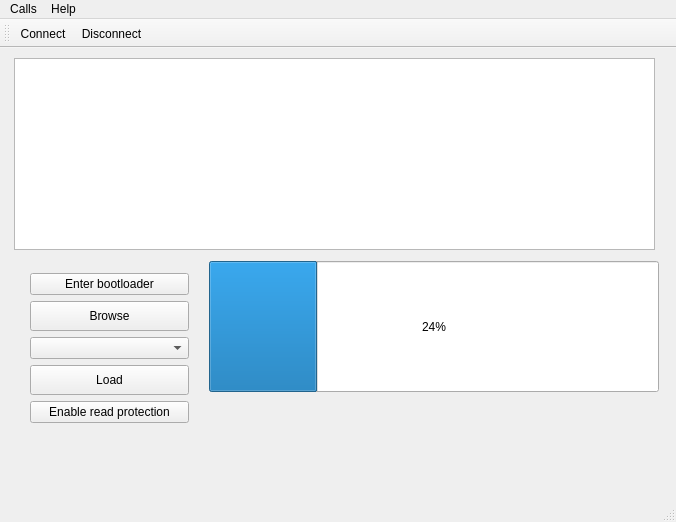
The window that mainwindow.ui (IMProject/IMFlasher) describes before a commit, drawn with Qt 5.
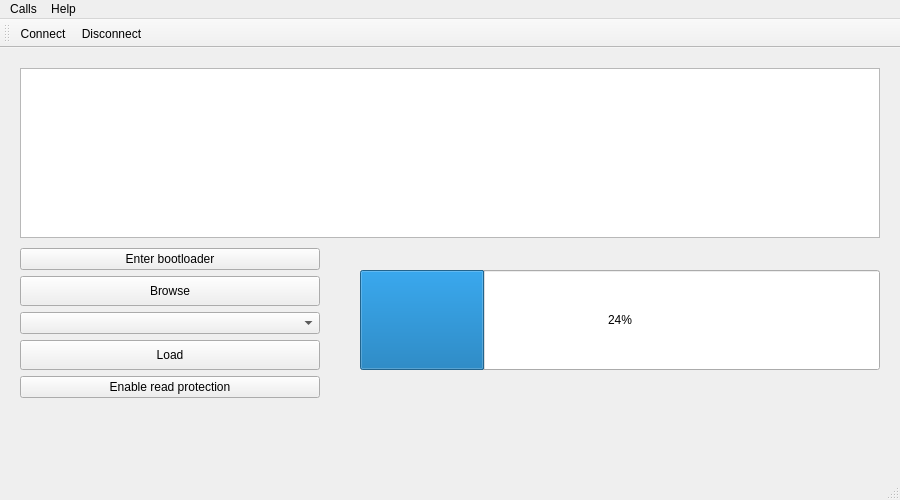
The same window after the commit. Icons and pictures are not drawn.

Commit message:
Create responsive UI
- create responsive UI
- mainwindow.ui is updated

Diff of the .ui file:
```diff
--- a/mainwindow.ui
+++ b/mainwindow.ui
@@ -6,33 +6,56 @@
    <rect>
     <x>0</x>
     <y>0</y>
-    <width>676</width>
-    <height>522</height>
+    <width>900</width>
+    <height>500</height>
    </rect>
   </property>
   <property name="windowTitle">
    <string>IMFlasher</string>
   </property>
   <widget class="QWidget" name="centralWidget">
-   <widget class="QTextBrowser" name="textBrowser">
-    <property name="geometry">
-     <rect>
-      <x>14</x>
-      <y>10</y>
-      <width>641</width>
-      <height>192</height>
-     </rect>
-    </property>
-   </widget>
+   <property name="minimumSize">
+    <size>
+     <width>900</width>
+     <height>400</height>
+    </size>
+   </property>
+   <layout class="QGridLayout" name="gridLayout" rowstretch="4,0,0">
+    <property name="leftMargin">
+     <number>20</number>
+    </property>
+    <property name="topMargin">
+     <number>20</number>
+    </property>
+    <property name="rightMargin">
+     <number>20</number>
+    </property>
+    <property name="bottomMargin">
+     <number>20</number>
+    </property>
+    <property name="horizontalSpacing">
+     <number>20</number>
+    </property>
+    <property name="verticalSpacing">
+     <number>10</number>
+    </property>
+    <item row="2" column="2">
+     <layout class="QVBoxLayout" name="verticalLayout2" stretch="1,2,4">
+      <item>
+       <spacer name="verticalSpacer2">
+        <property name="orientation">
+         <enum>Qt::Vertical</enum>
+        </property>
+        <property name="sizeHint" stdset="0">
+         <size>
+          <width>20</width>
+          <height>40</height>
+         </size>
+        </property>
+       </spacer>
+      </item>
+      <item>
    <widget class="QProgressBar" name="progressBar">
-    <property name="geometry">
-     <rect>
-      <x>209</x>
-      <y>213</y>
-      <width>450</width>
-      <height>131</height>
-     </rect>
-    </property>
     <property name="sizePolicy">
      <sizepolicy hsizetype="MinimumExpanding" vsizetype="Expanding">
       <horstretch>0</horstretch>
@@ -41,26 +64,52 @@
     </property>
     <property name="minimumSize">
      <size>
-      <width>450</width>
+          <width>500</width>
       <height>100</height>
      </size>
     </property>
+        <property name="layoutDirection">
+         <enum>Qt::LeftToRight</enum>
+        </property>
     <property name="value">
      <number>24</number>
     </property>
-   </widget>
-   <widget class="QWidget" name="layoutWidget">
-    <property name="geometry">
-     <rect>
-      <x>19</x>
-      <y>214</y>
-      <width>181</width>
-      <height>211</height>
-     </rect>
-    </property>
+        <property name="orientation">
+         <enum>Qt::Horizontal</enum>
+        </property>
+       </widget>
+      </item>
+      <item>
+       <spacer name="verticalSpacer1">
+        <property name="orientation">
+         <enum>Qt::Vertical</enum>
+        </property>
+        <property name="sizeHint" stdset="0">
+         <size>
+          <width>20</width>
+          <height>40</height>
+         </size>
+        </property>
+       </spacer>
+      </item>
+     </layout>
+    </item>
+    <item row="0" column="0" colspan="3">
+     <widget class="QTextBrowser" name="textBrowser"/>
+    </item>
+    <item row="2" column="0">
     <layout class="QVBoxLayout" name="verticalLayout">
+      <property name="sizeConstraint">
+       <enum>QLayout::SetDefaultConstraint</enum>
+      </property>
      <item>
       <widget class="QPushButton" name="enterBootloader">
+        <property name="minimumSize">
+         <size>
+          <width>300</width>
+          <height>0</height>
+         </size>
+        </property>
        <property name="text">
         <string>Enter bootloader</string>
        </property>
@@ -118,6 +167,19 @@
        </property>
       </widget>
      </item>
+      <item>
+       <spacer name="verticalSpacer">
+        <property name="orientation">
+         <enum>Qt::Vertical</enum>
+        </property>
+        <property name="sizeHint" stdset="0">
+         <size>
+          <width>20</width>
+          <height>40</height>
+         </size>
+        </property>
+       </spacer>
+      </item>
      <item>
       <widget class="QLabel" name="statusLabel">
        <property name="text">
@@ -126,15 +188,16 @@
       </widget>
      </item>
     </layout>
-   </widget>
+    </item>
+   </layout>
   </widget>
   <widget class="QMenuBar" name="menuBar">
    <property name="geometry">
     <rect>
      <x>0</x>
      <y>0</y>
-     <width>676</width>
-     <height>19</height>
+     <width>900</width>
+     <height>22</height>
     </rect>
    </property>
    <widget class="QMenu" name="menuCalls">
```
Lines whose indentation alone changed are shown as unchanged.
